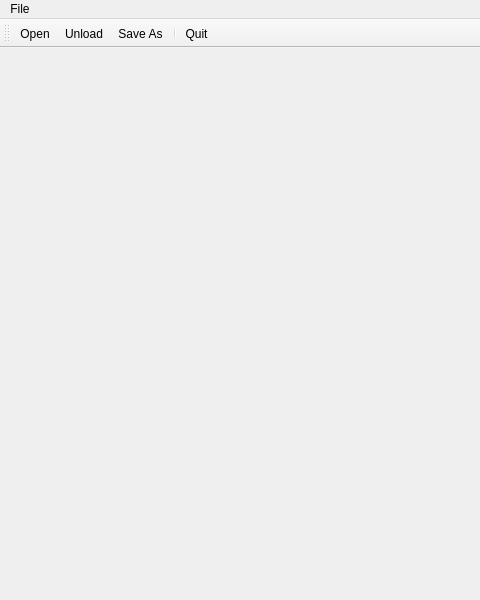
Above: ui/MainWindow.ui from lemonrong/osg3DViewer before the change; both pictures show x 0 to 480 and y 0 to 600 of the 799 by 600 pixel window. Below: the same form after it.
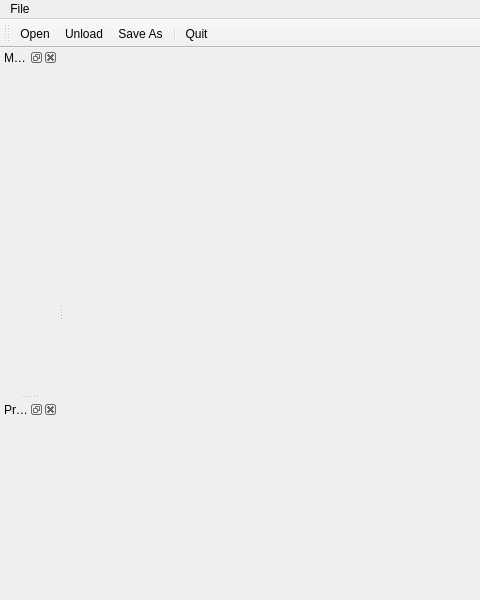
That is the form after the change. Icons and pictures are not drawn.

Commit message: Add node structure tree

What changed in the file:
```diff
--- a/ui/MainWindow.ui
+++ b/ui/MainWindow.ui
@@ -66,6 +66,26 @@
    <addaction name="separator"/>
    <addaction name="actionQuit"/>
   </widget>
+  <widget class="QDockWidget" name="dockWidget_Model">
+   <property name="windowTitle">
+    <string>Model Structure</string>
+   </property>
+   <attribute name="dockWidgetArea">
+    <number>1</number>
+   </attribute>
+   <widget class="QWidget" name="dockWidgetContents">
+    <layout class="QGridLayout" name="gridLayout"/>
+   </widget>
+  </widget>
+  <widget class="QDockWidget" name="dockWidget_Properties">
+   <property name="windowTitle">
+    <string>Properties</string>
+   </property>
+   <attribute name="dockWidgetArea">
+    <number>1</number>
+   </attribute>
+   <widget class="QWidget" name="dockWidgetContents_2"/>
+  </widget>
   <action name="actionOpen">
    <property name="icon">
     <iconset resource="../res/osg3DViewer.qrc">
```
The commit also changes 7 other files.
